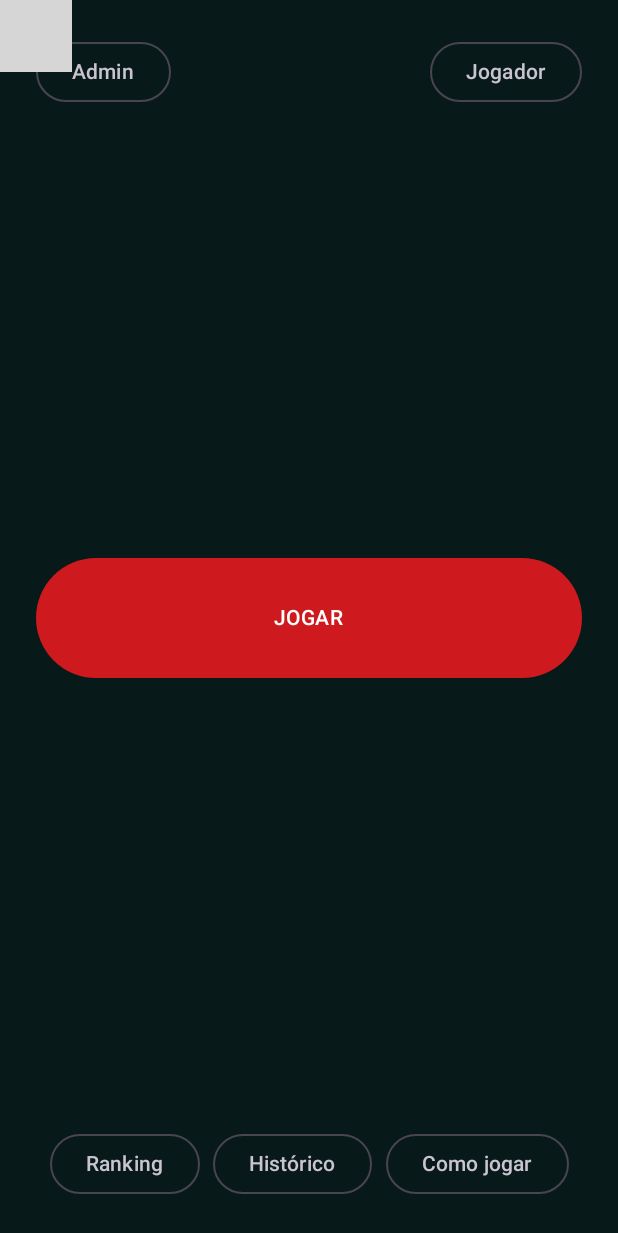
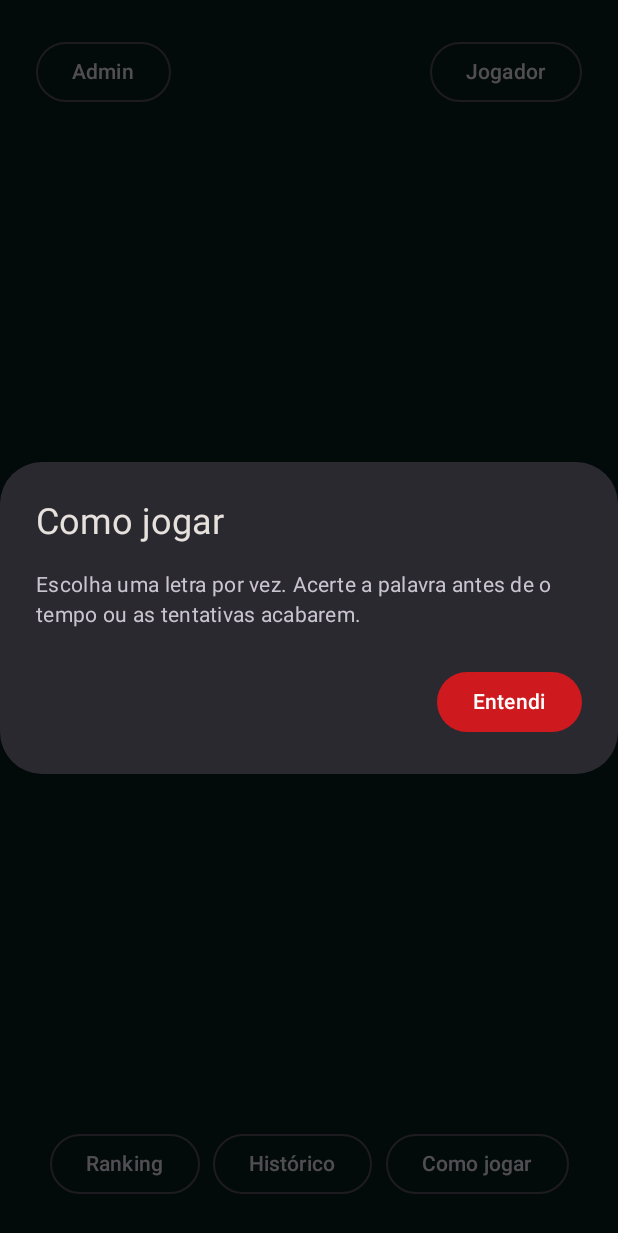
Before and after one commit to 0Isabella/Super_Forca, an Android app built with Jetpack Compose: the screen it shows after launch (MainActivity), after a tap on "Como jogar", on a phone screen of 412 x 824 dp. Shown: the top 1233 px of the screen. Run offline under Robolectric (Android 15) with nearby library versions, the phone set to English and light mode, and no system bars; grey boxes are pictures that could not be loaded.

Commit message:
feat: adiciona popup de como jogar

```diff
--- a/app/src/main/java/com/example/forca/ui/screens/TelaTutorial.kt
+++ b/app/src/main/java/com/example/forca/ui/screens/TelaTutorial.kt
@@ -1 +1,16 @@
 package com.example.forca.ui.screens
+
+import androidx.compose.material3.AlertDialog
+import androidx.compose.material3.Button
+import androidx.compose.material3.Text
+import androidx.compose.runtime.Composable
+
+@Composable
+fun TelaTutorial(onFechar: () -> Unit) {
+    AlertDialog(
+        onDismissRequest = onFechar,
+        title = { Text("Como jogar") },
+        text = { Text("Escolha uma letra por vez. Acerte a palavra antes de o tempo ou as tentativas acabarem.") },
+        confirmButton = { Button(onClick = onFechar) { Text("Entendi") } }
+    )
+}
```
